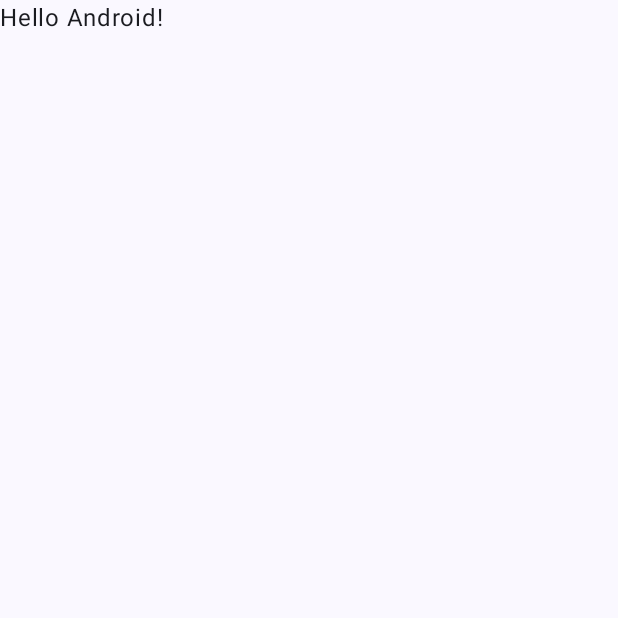
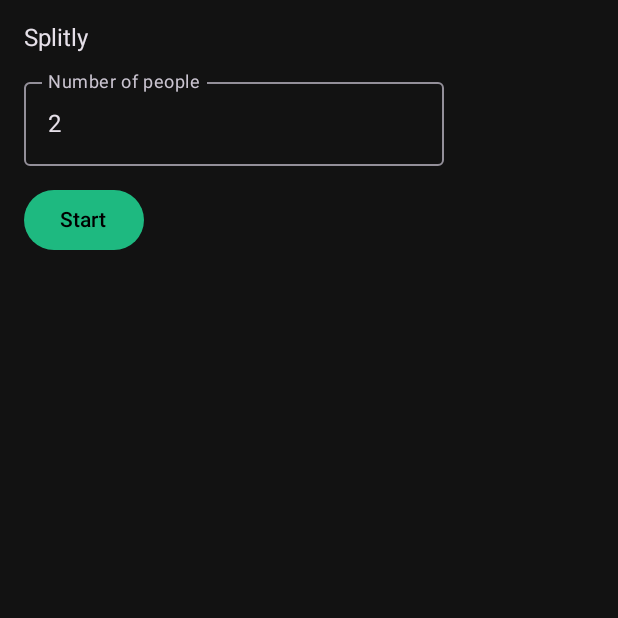
Before and after one commit to Hachi-69/Splitly, an Android app built with Jetpack Compose: the screen it shows after launch (MainActivity), on a phone screen of 412 x 824 dp, the top half of it. Before the commit the part shown is almost empty. Run offline under Robolectric (Android 15) with nearby library versions, the phone set to English and light mode, and no system bars.

```diff
--- /dev/null
+++ b/app/src/main/java/com/example/splitly/ExpenseViewModel.kt
@@ -0,0 +1,61 @@
+package com.example.splitly
+
+import androidx.compose.runtime.getValue
+import androidx.compose.runtime.mutableStateOf
+import androidx.compose.runtime.setValue
+import androidx.lifecycle.ViewModel
+import com.example.splitly.data.Person
+import com.example.splitly.data.Transaction
+import com.example.splitly.domain.calculateTransactions
+
+sealed class Screen {
+    object Home : Screen()
+    object Input : Screen()
+    object Result : Screen()
+}
+
+class ExpenseViewModel : ViewModel() {
+    var screen by mutableStateOf<Screen>(Screen.Home)
+        private set
+
+    var numberOfPeople by mutableStateOf(2)
+        private set
+
+    var persons by mutableStateOf<List<Person>>(emptyList())
+        private set
+
+    var transactions by mutableStateOf<List<Transaction>>(emptyList())
+        private set
+
+    fun updateNumberOfPeople(n: Int) {
+        if (n < 1) return
+        numberOfPeople = n
+    }
+
+    fun initPersons() {
+        val list = (0 until numberOfPeople).map { Person(id = it, name = "Person ${it + 1}") }
+        persons = list
+        screen = Screen.Input
+    }
+
+    fun updatePersonName(id: Int, name: String) {
+        persons = persons.map { if (it.id == id) it.copy(name = name) else it }
+    }
+
+    fun updatePersonAmountCents(id: Int, cents: Long) {
+        persons = persons.map { if (it.id == id) it.copy(amountCents = cents) else it }
+    }
+
+    fun calculateAndShowResult() {
+        transactions = calculateTransactions(persons)
+        screen = Screen.Result
+    }
+
+    fun backToHome() {
+        screen = Screen.Home
+    }
+
+    fun backToInput() {
+        screen = Screen.Input
+    }
+}
--- a/app/src/main/java/com/example/splitly/MainActivity.kt
+++ b/app/src/main/java/com/example/splitly/MainActivity.kt
@@ -3,45 +3,26 @@ package com.example.splitly
 import android.os.Bundle
 import androidx.activity.ComponentActivity
 import androidx.activity.compose.setContent
-import androidx.activity.enableEdgeToEdge
+import androidx.activity.viewModels
 import androidx.compose.foundation.layout.fillMaxSize
-import androidx.compose.foundation.layout.padding
-import androidx.compose.material3.Scaffold
-import androidx.compose.material3.Text
-import androidx.compose.runtime.Composable
+import androidx.compose.material3.MaterialTheme
+import androidx.compose.material3.Surface
+
 import androidx.compose.ui.Modifier
-import androidx.compose.ui.tooling.preview.Preview
+import com.example.splitly.ui.ExpenseApp
 import com.example.splitly.ui.theme.SplitlyTheme
 
 class MainActivity : ComponentActivity() {
+    private val vm: ExpenseViewModel by viewModels()
+
     override fun onCreate(savedInstanceState: Bundle?) {
         super.onCreate(savedInstanceState)
-        enableEdgeToEdge()
         setContent {
             SplitlyTheme {
-                Scaffold(modifier = Modifier.fillMaxSize()) { innerPadding ->
-                    Greeting(
-                        name = "Android",
-                        modifier = Modifier.padding(innerPadding)
-                    )
+                Surface(modifier = Modifier.fillMaxSize(), color = MaterialTheme.colorScheme.background) {
+                    ExpenseApp(vm = vm)
                 }
             }
         }
     }
 }
-
-@Composable
-fun Greeting(name: String, modifier: Modifier = Modifier) {
-    Text(
-        text = "Hello $name!",
-        modifier = modifier
-    )
-}
-
-@Preview(showBackground = true)
-@Composable
-fun GreetingPreview() {
-    SplitlyTheme {
-        Greeting("Android")
-    }
-}
--- /dev/null
+++ b/app/src/main/java/com/example/splitly/ui/ExpenseApp.kt
@@ -0,0 +1,17 @@
+package com.example.splitly.ui
+
+import androidx.compose.runtime.Composable
+import com.example.splitly.ExpenseViewModel
+import com.example.splitly.Screen
+import com.example.splitly.ui.screens.HomeScreen
+import com.example.splitly.ui.screens.InputScreen
+import com.example.splitly.ui.screens.ResultScreen
+
+@Composable
+fun ExpenseApp(vm: ExpenseViewModel) {
+    when (vm.screen) {
+        is Screen.Home -> HomeScreen(vm)
+        is Screen.Input -> InputScreen(vm)
+        is Screen.Result -> ResultScreen(vm)
+    }
+}
--- /dev/null
+++ b/app/src/main/java/com/example/splitly/ui/screens/HomeScreen.kt
@@ -0,0 +1,41 @@
+package com.example.splitly.ui.screens
+
+import androidx.compose.foundation.layout.Column
+import androidx.compose.foundation.layout.Row
+import androidx.compose.foundation.layout.padding
+import androidx.compose.material3.Button
+import androidx.compose.material3.OutlinedTextField
+import androidx.compose.material3.Text
+import androidx.compose.runtime.Composable
+import androidx.compose.runtime.mutableStateOf
+import androidx.compose.runtime.remember
+import androidx.compose.ui.Modifier
+import androidx.compose.ui.unit.dp
+import com.example.splitly.ExpenseViewModel
+
+@Composable
+fun HomeScreen(vm: ExpenseViewModel) {
+    val temp = remember { mutableStateOf(vm.numberOfPeople.toString()) }
+
+    Column(modifier = Modifier.padding(16.dp)) {
+        Text(text = "Splitly", modifier = Modifier.padding(bottom = 12.dp))
+
+        OutlinedTextField(
+            value = temp.value,
+            onValueChange = { new -> temp.value = new.filter { it.isDigit() } },
+            label = { Text("Number of people") }
+        )
+
+        Row(modifier = Modifier.padding(top = 12.dp)) {
+            Button(onClick = {
+                val n = temp.value.toIntOrNull() ?: 0
+                if (n >= 1) {
+                    vm.updateNumberOfPeople(n)
+                    vm.initPersons()
+                }
+            }) {
+                Text("Start")
+            }
+        }
+    }
+}
--- a/app/src/main/java/com/example/splitly/ui/theme/Color.kt
+++ b/app/src/main/java/com/example/splitly/ui/theme/Color.kt
@@ -2,10 +2,6 @@ package com.example.splitly.ui.theme
 
 import androidx.compose.ui.graphics.Color
 
-val Purple80 = Color(0xFFD0BCFF)
-val PurpleGrey80 = Color(0xFFCCC2DC)
-val Pink80 = Color(0xFFEFB8C8)
-
-val Purple40 = Color(0xFF6650a4)
-val PurpleGrey40 = Color(0xFF625b71)
-val Pink40 = Color(0xFF7D5260)
+val md_theme_dark_primary = Color(0xFF1EB980)
+val md_theme_dark_onPrimary = Color(0xFF000000)
+val md_theme_dark_background = Color(0xFF121212)
--- a/app/src/main/java/com/example/splitly/ui/theme/Theme.kt
+++ b/app/src/main/java/com/example/splitly/ui/theme/Theme.kt
@@ -1,58 +1,23 @@
 package com.example.splitly.ui.theme
 
-import android.app.Activity
-import android.os.Build
-import androidx.compose.foundation.isSystemInDarkTheme
 import androidx.compose.material3.MaterialTheme
 import androidx.compose.material3.darkColorScheme
-import androidx.compose.material3.dynamicDarkColorScheme
-import androidx.compose.material3.dynamicLightColorScheme
-import androidx.compose.material3.lightColorScheme
 import androidx.compose.runtime.Composable
-import androidx.compose.ui.platform.LocalContext
+import androidx.compose.material3.Shapes
+import androidx.compose.material3.Typography
 
-private val DarkColorScheme = darkColorScheme(
-    primary = Purple80,
-    secondary = PurpleGrey80,
-    tertiary = Pink80
-)
-
-private val LightColorScheme = lightColorScheme(
-    primary = Purple40,
-    secondary = PurpleGrey40,
-    tertiary = Pink40
-
-    /* Other default colors to override
-    background = Color(0xFFFFFBFE),
-    surface = Color(0xFFFFFBFE),
-    onPrimary = Color.White,
-    onSecondary = Color.White,
-    onTertiary = Color.White,
-    onBackground = Color(0xFF1C1B1F),
-    onSurface = Color(0xFF1C1B1F),
-    */
+private val DarkColorPalette = darkColorScheme(
+    primary = md_theme_dark_primary,
+    onPrimary = md_theme_dark_onPrimary,
+    background = md_theme_dark_background,
 )
 
 @Composable
-fun SplitlyTheme(
-    darkTheme: Boolean = isSystemInDarkTheme(),
-    // Dynamic color is available on Android 12+
-    dynamicColor: Boolean = true,
-    content: @Composable () -> Unit
-) {
-    val colorScheme = when {
-        dynamicColor && Build.VERSION.SDK_INT >= Build.VERSION_CODES.S -> {
-            val context = LocalContext.current
-            if (darkTheme) dynamicDarkColorScheme(context) else dynamicLightColorScheme(context)
-        }
-
-        darkTheme -> DarkColorScheme
-        else -> LightColorScheme
-    }
-
+fun SplitlyTheme(content: @Composable () -> Unit) {
     MaterialTheme(
-        colorScheme = colorScheme,
-        typography = Typography,
+        colorScheme = DarkColorPalette,
+        typography = SplitlyTypography,
+        shapes = Shapes(),
         content = content
     )
 }
--- a/app/src/main/java/com/example/splitly/ui/theme/Type.kt
+++ b/app/src/main/java/com/example/splitly/ui/theme/Type.kt
@@ -3,32 +3,11 @@ package com.example.splitly.ui.theme
 import androidx.compose.material3.Typography
 import androidx.compose.ui.text.TextStyle
 import androidx.compose.ui.text.font.FontFamily
-import androidx.compose.ui.text.font.FontWeight
 import androidx.compose.ui.unit.sp
 
-// Set of Material typography styles to start with
-val Typography = Typography(
+val SplitlyTypography = Typography(
     bodyLarge = TextStyle(
         fontFamily = FontFamily.Default,
-        fontWeight = FontWeight.Normal,
-        fontSize = 16.sp,
-        lineHeight = 24.sp,
-        letterSpacing = 0.5.sp
+        fontSize = 16.sp
     )
-    /* Other default text styles to override
-    titleLarge = TextStyle(
-        fontFamily = FontFamily.Default,
-        fontWeight = FontWeight.Normal,
-        fontSize = 22.sp,
-        lineHeight = 28.sp,
-        letterSpacing = 0.sp
-    ),
-    labelSmall = TextStyle(
-        fontFamily = FontFamily.Default,
-        fontWeight = FontWeight.Medium,
-        fontSize = 11.sp,
-        lineHeight = 16.sp,
-        letterSpacing = 0.5.sp
-    )
-    */
 )
```
Also changed, not shown: app/src/main/java/com/example/splitly/data/Person.kt (added, +10 -0 lines), app/src/main/java/com/example/splitly/data/Transaction.kt (added, +7 -0 lines), app/src/main/java/com/example/splitly/domain/Calculator.kt (added, +55 -0 lines), app/src/main/java/com/example/splitly/ui/screens/InputScreen.kt (added, +83 -0 lines), app/src/main/java/com/example/splitly/ui/screens/ResultScreen.kt (added, +36 -0 lines), app/src/main/java/com/example/splitly/ui/utils/FormatUtils.kt (added, +19 -0 lines).
